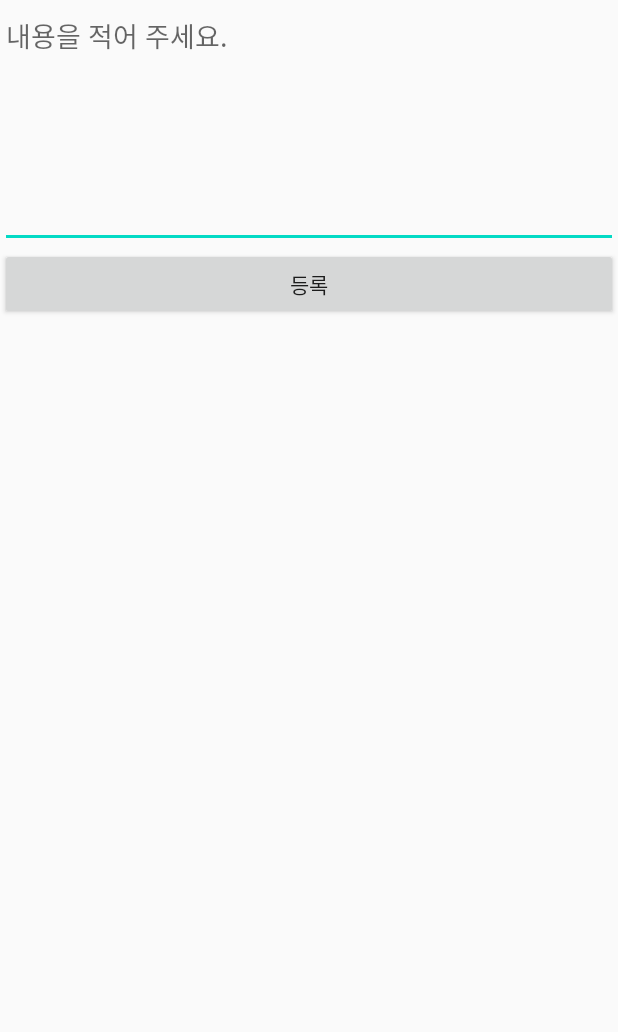
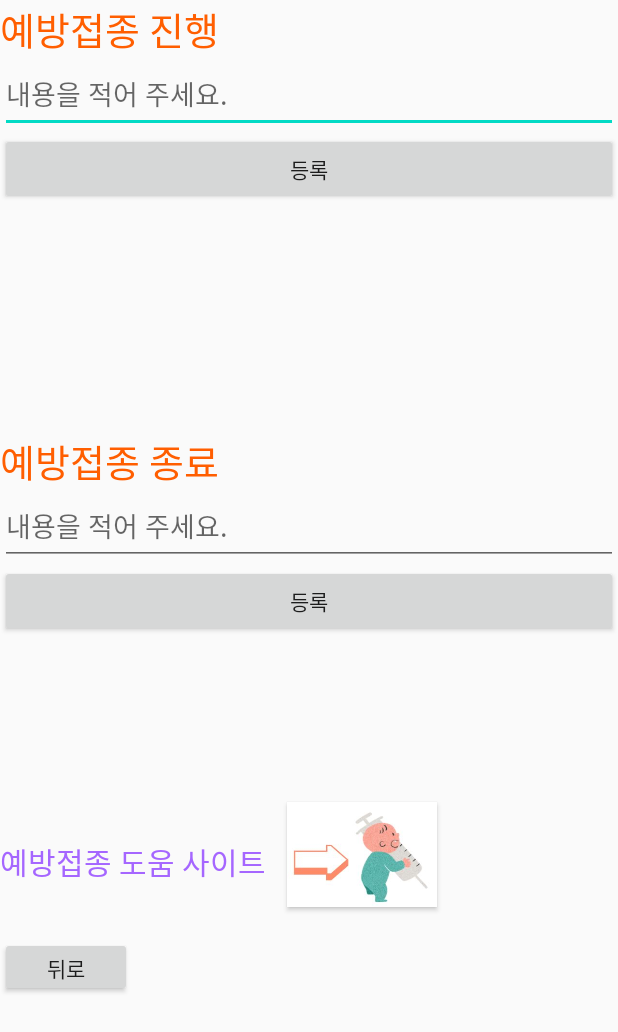
Before and after one commit to ParkHyunsu1110/Capstone-Design, an Android app: the vaccination screen opened directly, with no data from a screen before it, on a phone screen of 412 x 824 dp. Shown: the top 1032 px of the screen. Run offline under Robolectric (Android 15) with nearby library versions, the phone set to English and light mode, and no system bars.

Commit message:
그래프 변경, 테이블 값 수정, 예방접종 수정, 보고서 수정

```diff
--- a/workspace/LoveBaby/app/src/main/java/com/capstonedesign/lovebaby/vaccination.java
+++ b/workspace/LoveBaby/app/src/main/java/com/capstonedesign/lovebaby/vaccination.java
@@ -1,9 +1,8 @@
 package com.capstonedesign.lovebaby;
 
 import android.app.Activity;
-import android.support.annotation.Nullable;
-import android.support.v7.app.AppCompatActivity;
 import android.content.Intent;
+import android.net.Uri;
 import android.os.Bundle;
 import android.view.View;
 import android.widget.AdapterView;
@@ -14,11 +13,10 @@ import android.widget.ListView;
 import android.widget.Toast;
 import java.util.ArrayList;
 
-
-
 public class vaccination extends  Activity {
 
-    ListView listView;
+    ListView listView,listView2;
+    Button vaccinationBtn, btnBack2;
 
 
     @Override
@@ -26,10 +24,15 @@ public class vaccination extends  Activity {
         super.onCreate(savedInstanceState);
         setContentView(R.layout.vaccination);  //현재 사용 xml = vaccination.xml
         final ArrayList<String> midList = new ArrayList<String>();
+        final ArrayList<String> midList2 = new ArrayList<String>();
         listView = findViewById(R.id.listView);
+        listView2 = findViewById(R.id.listView2);
 
         final ArrayAdapter<String> adapter = new ArrayAdapter<String>(this, android.R.layout.simple_list_item_1, midList);
         listView.setAdapter(adapter);
+
+        final ArrayAdapter<String> adapter2 = new ArrayAdapter<String>(this, android.R.layout.simple_list_item_1, midList2);
+        listView2.setAdapter(adapter2);
 
         final EditText edtItem = (EditText) findViewById(R.id.MTtext);
         Button btnAdd = findViewById(R.id.addbtn);
@@ -51,5 +54,45 @@ public class vaccination extends  Activity {
                 return false;
             }
         });
+
+        final EditText edtItem2 = (EditText) findViewById(R.id.MTtext2);
+        Button btnAdd2 = findViewById(R.id.addbtn2);
+        btnAdd2.setOnClickListener(new View.OnClickListener() {
+            @Override
+            public void onClick(View view) {
+                Toast.makeText(getApplicationContext(), "메모입력.", Toast.LENGTH_SHORT).show();
+                midList2.add(edtItem2.getText().toString());
+                adapter2.notifyDataSetChanged();
+            }
+        });
+        listView2.setOnItemLongClickListener(new AdapterView.OnItemLongClickListener() {
+            @Override
+            public boolean onItemLongClick(AdapterView<?> parent, View view, int position, long id) {
+                Toast.makeText(getApplicationContext(), "메모삭제.", Toast.LENGTH_SHORT).show();
+                midList2.remove(position);
+                adapter2.notifyDataSetChanged();
+
+                return false;
+            }
+        });
+
+        vaccinationBtn = findViewById(R.id.vaccinationBtn);
+
+        vaccinationBtn.setOnClickListener(new View.OnClickListener() {
+            @Override
+            public void onClick(View v) {
+                Intent intent = new Intent(Intent.ACTION_VIEW, Uri.parse("https://nip.kdca.go.kr/irgd/index.html"));
+                startActivity(intent);
+            }
+        });
+
+        btnBack2 = findViewById(R.id.btnBack2);
+
+        btnBack2.setOnClickListener(new View.OnClickListener() {
+            @Override
+            public void onClick(View v) {
+                finish();
+            }
+        });
     }
 }
--- a/workspace/LoveBaby/app/src/main/res/layout/input.xml
+++ b/workspace/LoveBaby/app/src/main/res/layout/input.xml
@@ -4,7 +4,6 @@
     xmlns:tools="http://schemas.android.com/tools"
     android:layout_width="match_parent"
     android:layout_height="match_parent"
-    tools:context=".GraphTab"
     android:orientation="vertical">
     <TextView
         android:text="\n\n\n"
--- a/workspace/LoveBaby/app/src/main/res/layout/vaccination.xml
+++ b/workspace/LoveBaby/app/src/main/res/layout/vaccination.xml
@@ -6,10 +6,16 @@
     android:layout_height="match_parent"
     android:orientation="vertical" >
 
+    <TextView
+        android:layout_width="wrap_content"
+        android:layout_height="wrap_content"
+        android:text="예방접종 진행"
+        android:textSize="25dp"
+        android:textColor="#FF5E00"/>
     <EditText
         android:id="@+id/MTtext"
         android:layout_width="match_parent"
-        android:layout_height="165dp"
+        android:layout_height="50dp"
         android:ems="10"
         android:gravity="start|top"
         android:hint="내용을 적어 주세요."
@@ -31,6 +37,83 @@
     <ListView
         android:id="@+id/listView"
         android:layout_width="match_parent"
-        android:layout_height="match_parent" />
+        android:layout_height="100dp" />
+
+    <TextView
+        android:layout_width="wrap_content"
+        android:layout_height="wrap_content"
+        android:text="\n\n"/>
+
+    <TextView
+        android:layout_width="wrap_content"
+        android:layout_height="wrap_content"
+        android:text="예방접종 종료"
+        android:textSize="25dp"
+        android:textColor="#FF5E00"/>
+
+    <EditText
+        android:id="@+id/MTtext2"
+        android:layout_width="match_parent"
+        android:layout_height="50dp"
+        android:ems="10"
+        android:gravity="start|top"
+        android:hint="내용을 적어 주세요."
+        android:inputType="textMultiLine" />
+
+    <LinearLayout
+        android:layout_width="match_parent"
+        android:layout_height="wrap_content"
+        android:orientation="horizontal">
+
+        <Button
+            android:id="@+id/addbtn2"
+            android:layout_width="match_parent"
+            android:layout_height="wrap_content"
+            android:text="등록" />
+
+    </LinearLayout>
+
+    <ListView
+        android:id="@+id/listView2"
+        android:layout_width="match_parent"
+        android:layout_height="100dp" />
+
+    <LinearLayout
+        android:layout_width="wrap_content"
+        android:layout_height="wrap_content"
+        android:orientation="horizontal">
+
+        <TextView
+            android:layout_width="match_parent"
+            android:layout_height="wrap_content"
+            android:text="예방접종 도움 사이트   "
+            android:layout_marginTop="17dp"
+            android:textSize="20dp"
+            android:textColor="#A566FF"/>
+
+        <Button
+            android:id="@+id/vaccinationBtn"
+            android:layout_width="100dp"
+
+            android:layout_height="70dp"
+            android:layout_alignParentEnd="true"
+
+            android:layout_alignParentRight="true"
+            android:layout_alignParentBottom="true"
+            android:layout_marginTop="10dp"
+            android:layout_marginEnd="19dp"
+            android:layout_marginLeft="25dp"
+            android:layout_marginRight="19dp"
+            android:layout_marginBottom="20dp"
+            android:background="@drawable/vaccination" />
+
+    </LinearLayout>
+
+    <Button
+        android:layout_width="wrap_content"
+        android:layout_height="40dp"
+
+        android:text="뒤로"
+        android:id="@+id/btnBack2"/>
 
 </LinearLayout>
```
Also changed, not shown: workspace/LoveBaby/app/build.gradle (+8 -0 lines), workspace/LoveBaby/app/src/main/java/com/capstonedesign/lovebaby/Graph.java (+303 -80 lines), workspace/LoveBaby/app/src/main/java/com/capstonedesign/lovebaby/MyMarkerView.java (added, +45 -0 lines), workspace/LoveBaby/app/src/main/res/layout/graphshow.xml (+6 -19 lines), workspace/LoveBaby/app/src/main/res/layout/markerview.xml (added, +22 -0 lines), workspace/LoveBaby/app/src/main/res/layout/table.xml (+48 -49 lines), workspace/LoveBaby/app/src/main/res/drawable-v24/vaccination.JPG (added), 2 other files.
